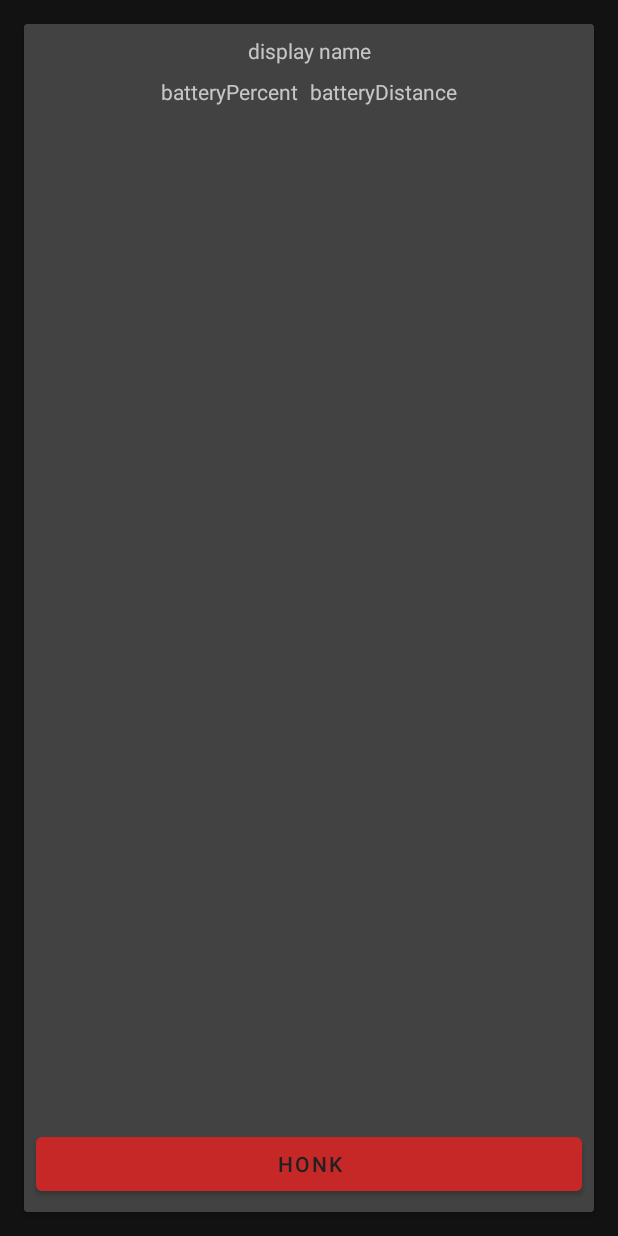
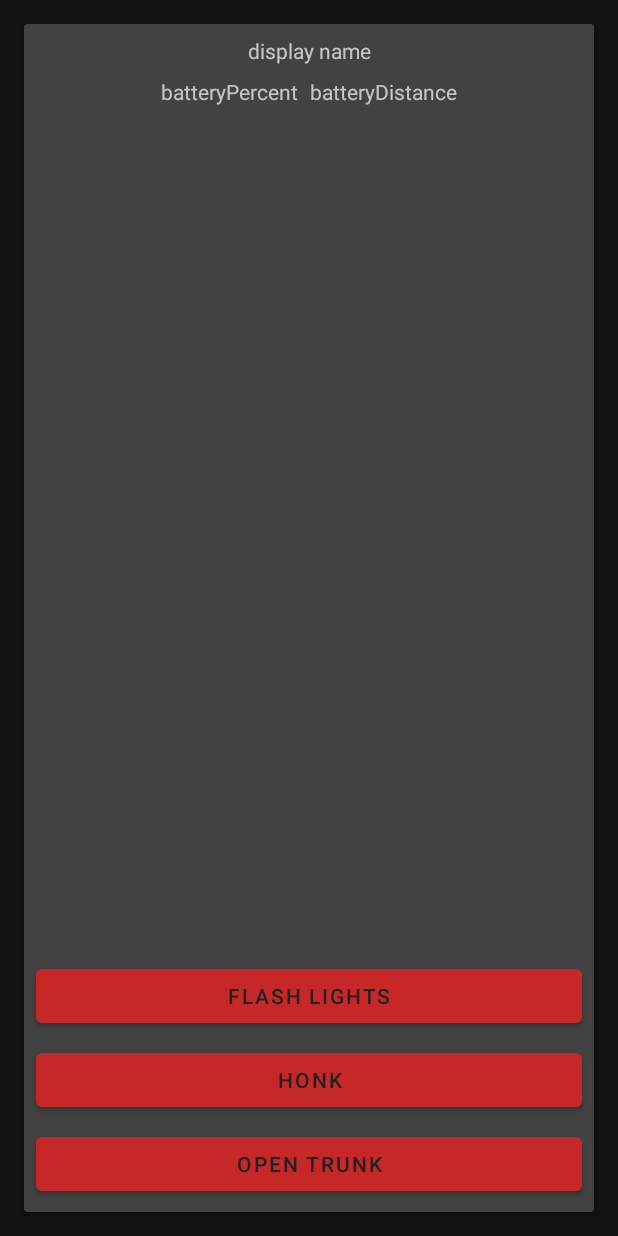
Before and after one commit to jeffreyliu8/teslaApi, an Android app: the layout detail_list_item_type_title.xml on its own in the app's theme, with its tools: preview values and no code run, on a phone screen of 412 x 824 dp. Run offline under Robolectric (Android 15) with nearby library versions, the phone set to English and light mode, and no system bars.

Commit message:
add more features.

```diff
--- a/app/src/main/res/layout/detail_list_item_type_title.xml
+++ b/app/src/main/res/layout/detail_list_item_type_title.xml
@@ -64,10 +64,26 @@
                 android:layout_height="0dp"
                 android:layout_marginTop="8dp"
                 android:layout_marginBottom="8dp"
-                app:layout_constraintBottom_toTopOf="@+id/honkButton"
+                app:layout_constraintBottom_toTopOf="@+id/flashButton"
                 app:layout_constraintEnd_toEndOf="parent"
                 app:layout_constraintStart_toStartOf="parent"
                 app:layout_constraintTop_toBottomOf="@+id/batteryPercent" />
+
+            <com.google.android.material.button.MaterialButton
+                android:id="@+id/flashButton"
+                android:layout_width="match_parent"
+                android:layout_height="wrap_content"
+                android:layout_marginStart="8dp"
+                android:layout_marginLeft="8dp"
+                android:layout_marginEnd="8dp"
+                android:layout_marginRight="8dp"
+                android:layout_marginBottom="8dp"
+                android:text="Flash Lights"
+                android:textColor="@color/colorPrimaryDark"
+                app:layout_constraintBottom_toTopOf="@+id/honkButton"
+                app:layout_constraintEnd_toEndOf="parent"
+                app:layout_constraintHorizontal_bias="1.0"
+                app:layout_constraintStart_toStartOf="parent" />
 
             <com.google.android.material.button.MaterialButton
                 android:id="@+id/honkButton"
@@ -80,8 +96,25 @@
                 android:layout_marginBottom="8dp"
                 android:text="honk"
                 android:textColor="@color/colorPrimaryDark"
+                app:layout_constraintBottom_toTopOf="@+id/openTrunkButton"
+                app:layout_constraintEnd_toEndOf="parent"
+                app:layout_constraintHorizontal_bias="1.0"
+                app:layout_constraintStart_toStartOf="parent" />
+
+            <com.google.android.material.button.MaterialButton
+                android:id="@+id/openTrunkButton"
+                android:layout_width="match_parent"
+                android:layout_height="wrap_content"
+                android:layout_marginStart="8dp"
+                android:layout_marginLeft="8dp"
+                android:layout_marginEnd="8dp"
+                android:layout_marginRight="8dp"
+                android:layout_marginBottom="8dp"
+                android:text="Open Trunk"
+                android:textColor="@color/colorPrimaryDark"
                 app:layout_constraintBottom_toBottomOf="parent"
                 app:layout_constraintEnd_toEndOf="parent"
+                app:layout_constraintHorizontal_bias="0.0"
                 app:layout_constraintStart_toStartOf="parent" />
 
         </androidx.constraintlayout.widget.ConstraintLayout>
```
Also changed, not shown: app/src/main/java/com/askjeffreyliu/teslaapi/activity/MainActivity.java (+8 -3 lines), app/src/main/java/com/askjeffreyliu/teslaapi/adapter/MainScreenRecyclerAdapter.java (+45 -13 lines), app/src/main/java/com/askjeffreyliu/teslaapi/endpoint/VehiclesEndpoint.java (+33 -1 lines), app/src/main/java/com/askjeffreyliu/teslaapi/repository/VehicleRepository.java (+8 -0 lines), app/src/main/java/com/askjeffreyliu/teslaapi/viewmodel/VehiclesViewModel.java (+8 -0 lines).
